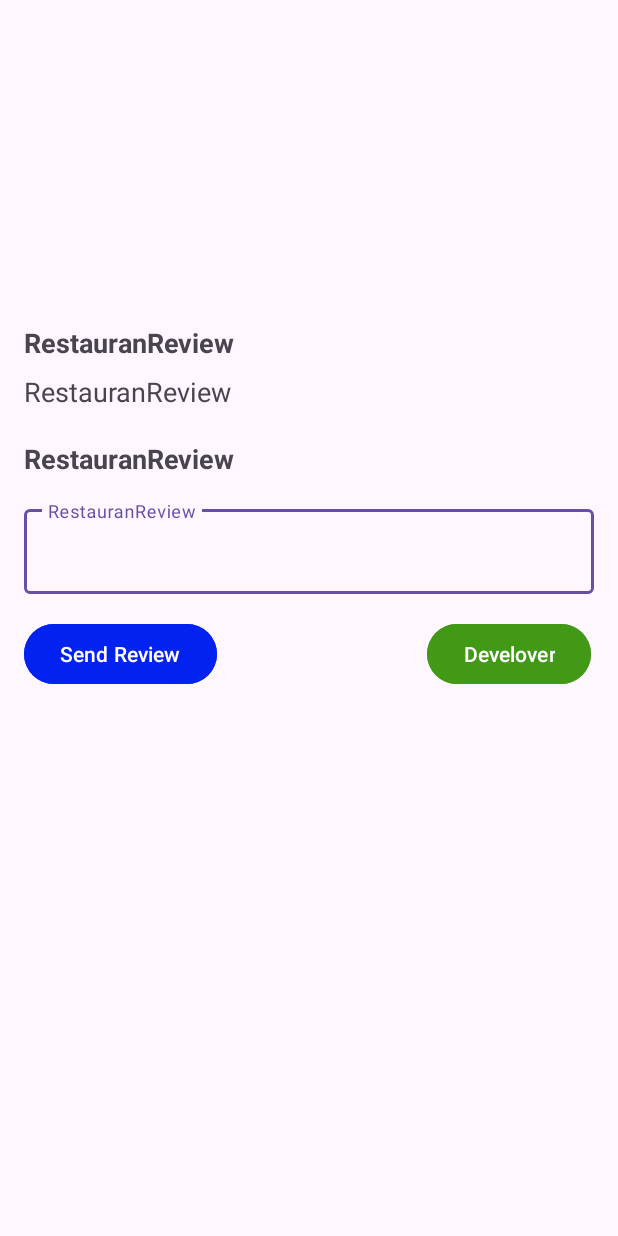
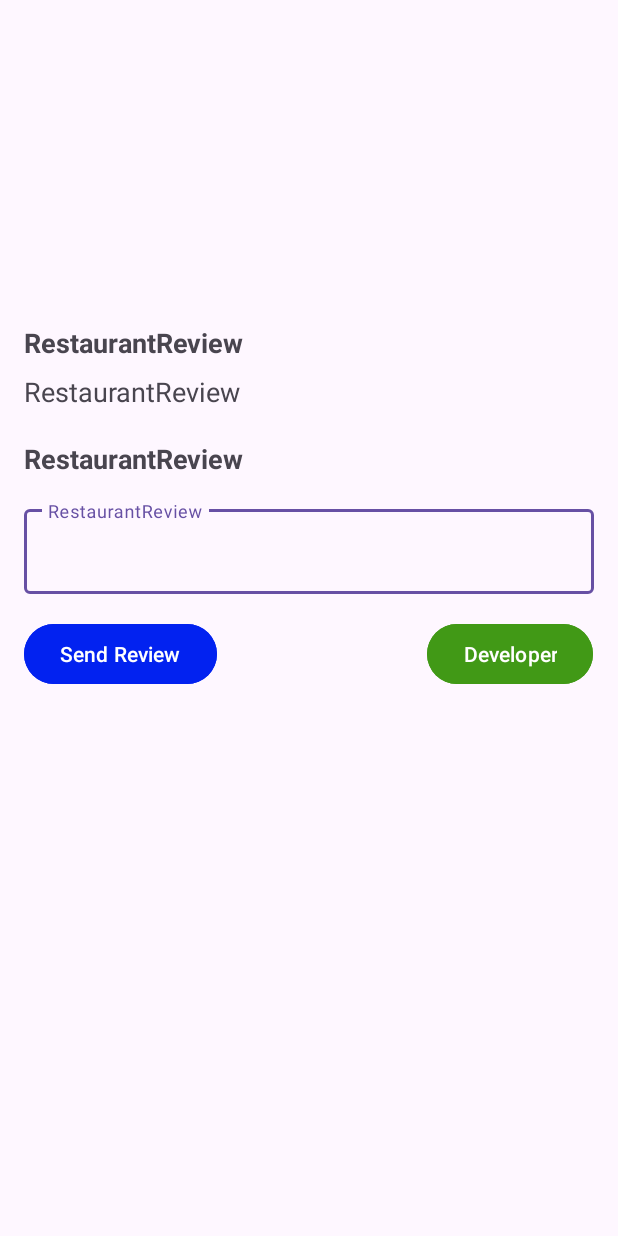
Before and after one commit to hendrahermawan90/RestaurantReview, an Android app: the screen it shows after launch (MainActivity), on a phone screen of 412 x 824 dp. Run offline under Robolectric (Android 15) with nearby library versions, the phone set to English and light mode, and no system bars; pictures from the network do not load.

Commit message:
Perbaikan Title Dan Tombol

```diff
--- a/app/src/main/res/values/strings.xml
+++ b/app/src/main/res/values/strings.xml
@@ -1,15 +1,15 @@
 <resources>
-    <string name="app_name">RestauranReview</string>
+    <string name="app_name">RestaurantReview</string>
 
 
-    <string name="title">RestauranReview</string>
-    <string name="description">RestauranReview</string>
-    <string name="review">RestauranReview</string>
-    <string name="write_your_review">RestauranReview</string>
+    <string name="title">RestaurantReview</string>
+    <string name="description">RestaurantReview</string>
+    <string name="review">RestaurantReview</string>
+    <string name="write_your_review">RestaurantReview</string>
     <string name="send">Send Review</string>
 
 
-    <string name="move_activity_with_data">Develover</string>
+    <string name="move_activity_with_data">Developer</string>
     <string name="data_received">Data Received</string>
 
 </resources>
```
Also changed, not shown: app/src/main/res/drawable/hendra.jpeg (deleted).
